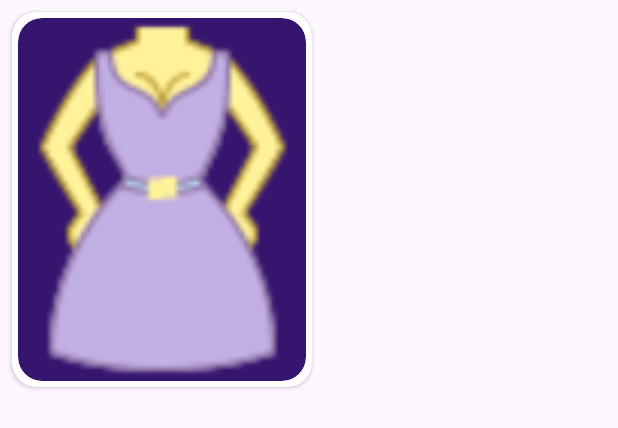
After one commit to miday-vishalkeshari/Dressify_android, an Android app: the layout medium_item_image_imagedetailactivity.xml on its own in the app's theme, with its tools: preview values and no code run, on a phone screen of 412 x 824 dp. The commit adds this screen. Shown: the top 428 px of the screen. Run offline under Robolectric (Android 15) with nearby library versions, the light colour scheme and no system bars.

Commit message:
Backup33 implemented medium image perfectly at both main and imagedetail page

```diff
--- a/app/build.gradle.kts
+++ b/app/build.gradle.kts
@@ -62,4 +62,6 @@ dependencies {
     // Glide for image loading
     implementation("com.github.bumptech.glide:glide:4.16.0")
     annotationProcessor("com.github.bumptech.glide:compiler:4.16.0")
+
+    implementation ("androidx.recyclerview:recyclerview:1.3.1")
 }
--- a/app/src/main/java/com/example/dressify/ImageDetailActivity.kt
+++ b/app/src/main/java/com/example/dressify/ImageDetailActivity.kt
@@ -6,6 +6,7 @@ import android.util.Log
 import android.widget.TextView
 import android.widget.Toast
 import androidx.appcompat.app.AppCompatActivity
+import androidx.recyclerview.widget.GridLayoutManager
 import androidx.recyclerview.widget.LinearLayoutManager
 import androidx.recyclerview.widget.RecyclerView
 import com.google.firebase.firestore.FirebaseFirestore
@@ -142,8 +143,8 @@ class ImageDetailActivity : AppCompatActivity() {
     private fun setupMatchingAdapter(matchingItems: List<ImageItem>) {
         Log.d("ImageDetailActivity", "Setting up matching adapter with ${matchingItems.size} items")
 
-        matchingRecyclerView.layoutManager = LinearLayoutManager(this, RecyclerView.HORIZONTAL, false)
-        matchingRecyclerView.adapter = MediumImageAdapter(this, matchingItems)
+        matchingRecyclerView.layoutManager = LinearLayoutManager(this, LinearLayoutManager.HORIZONTAL, false)
+        matchingRecyclerView.adapter = MediumImageAdapter(this, matchingItems, "MediumImageAdapter")
     }
 
 }
--- a/app/src/main/java/com/example/dressify/MainActivity.kt
+++ b/app/src/main/java/com/example/dressify/MainActivity.kt
@@ -350,7 +350,7 @@ class MainActivity : AppCompatActivity() {
 
 
     private fun setupAdapter() {
-        val mediumImageAdapter = MediumImageAdapter(this, imageList)
+        val mediumImageAdapter = MediumImageAdapter(this, imageList, "MainActivity")
         recyclerView.adapter = mediumImageAdapter
 
         // Add scroll listener to manage load more trigger
--- /dev/null
+++ b/app/src/main/res/layout/medium_item_image_imagedetailactivity.xml
@@ -0,0 +1,29 @@
+<androidx.cardview.widget.CardView
+    xmlns:android="http://schemas.android.com/apk/res/android"
+    xmlns:app="http://schemas.android.com/apk/res-auto"
+    android:layout_width="wrap_content"
+    android:layout_height="wrap_content"
+    android:layout_margin="8dp"
+    android:elevation="8dp"
+    app:cardCornerRadius="16dp"
+    app:cardBackgroundColor="#FFFFFF">
+
+    <FrameLayout
+        android:layout_width="200dp"
+        android:layout_height="250dp"
+        android:layout_gravity="center"
+        android:padding="4dp">
+
+        <!-- Rounded ImageView -->
+        <ImageView
+            android:id="@+id/imageView"
+            android:layout_width="match_parent"
+            android:layout_height="match_parent"
+            android:scaleType="centerCrop"
+            android:layout_gravity="center"
+            android:background="@drawable/all_rounded_corners"
+        android:src="@drawable/dummy_dress_icon"
+        android:clipToOutline="true"/>  <!-- Clip the image to outline -->
+
+    </FrameLayout>
+</androidx.cardview.widget.CardView>
--- a/app/src/main/res/layout/medium_item_image.xml
+++ b/app/src/main/res/layout/medium_item_image_mainactivity.xml
@@ -1,5 +1,5 @@
 <androidx.cardview.widget.CardView xmlns:android="http://schemas.android.com/apk/res/android"
-    android:layout_width="wrap_content"
+    android:layout_width="match_parent"
     android:layout_height="wrap_content"
     xmlns:app="http://schemas.android.com/apk/res-auto"
     android:layout_margin="8dp"
@@ -9,7 +9,7 @@
 
 
     <FrameLayout
-        android:layout_width="200dp"
+        android:layout_width="match_parent"
         android:layout_height="250dp"
         android:layout_gravity="center"
         android:padding="4dp">
```
Also changed, not shown: app/src/main/java/com/example/dressify/MediumImageAdapter.kt (+10 -3 lines).
